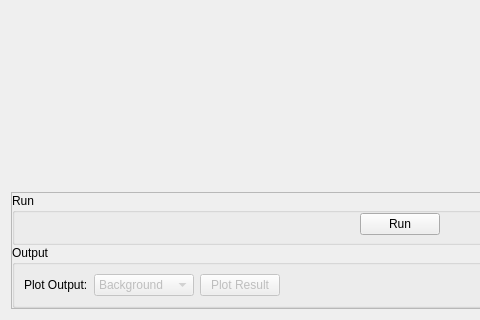
Old version of the form qt/scientific_interfaces/Indirect/IqtFit.ui in the repository mantidproject/mantid; both pictures show x 0 to 480 and y 411 to 731 of the 799 by 731 pixel window.
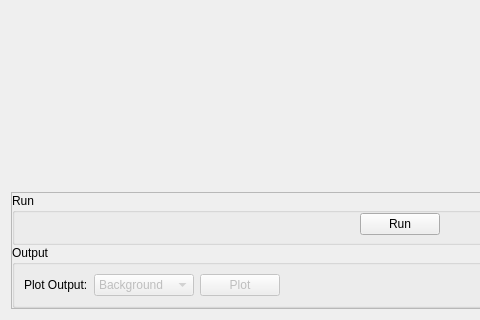
New version of the form. Custom widgets are drawn as their Qt base class.

Commit message: Change Plot button name on certain tabs Refs #23164

```diff
--- a/qt/scientific_interfaces/Indirect/IqtFit.ui
+++ b/qt/scientific_interfaces/Indirect/IqtFit.ui
@@ -181,7 +181,7 @@
                 <bool>false</bool>
                </property>
                <property name="text">
-                <string>Plot Result</string>
+                <string>Plot</string>
                </property>
               </widget>
              </item>
```
The commit also changes 5 other files.
